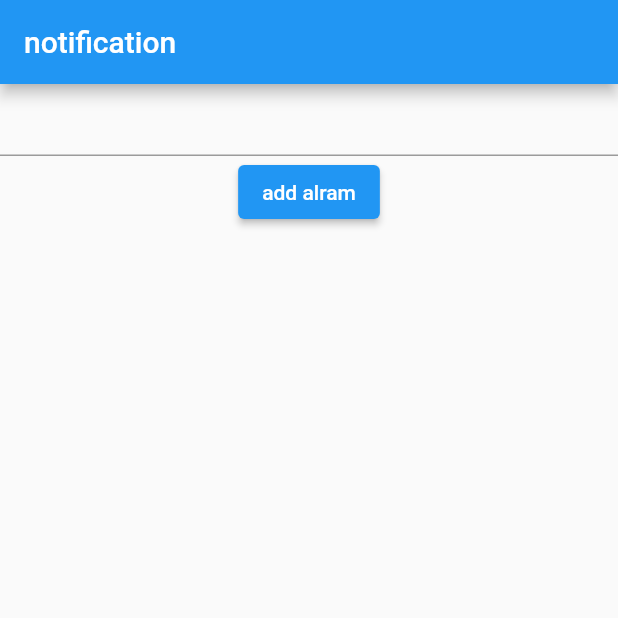
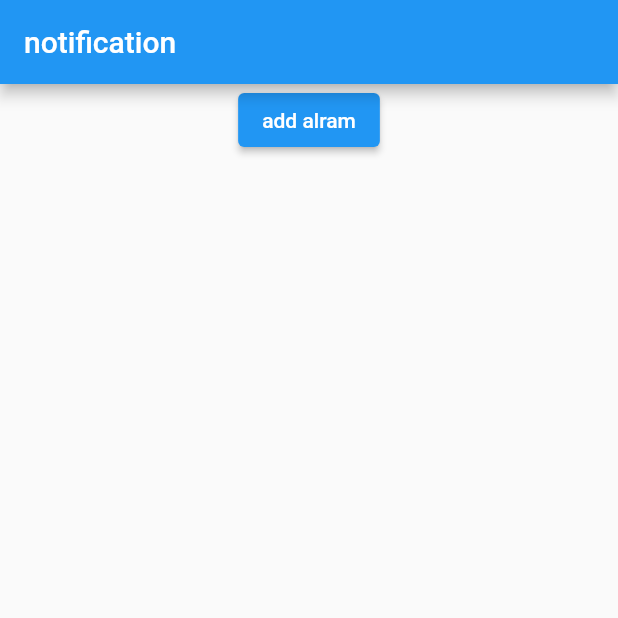
Before and after one commit to woojoung1217/flutter_local_notification, a Flutter app: the screen it shows after launch, on a phone screen of 412 x 824 dp, the top half of it. Run offline on Flutter 3.47's test engine with Material 2 defaults, Android fonts, the phone set to English and light mode, and no system bars; our stand-ins replace flutter_local_notifications, flutter_native_timezone, timezone.

Commit message:
lastversion : flutter_notification_alram+(on_set_time.tz)

```diff
--- a/lib/home_page.dart
+++ b/lib/home_page.dart
@@ -19,7 +19,9 @@ class MyHomePage extends StatelessWidget {
         children: [
           Column(
             children: [
-              const TextField(),
+              // const TextField(
+              //   controller: ,
+              // ),
               Center(
                   child: ElevatedButton(
                 onPressed: () async {
```
